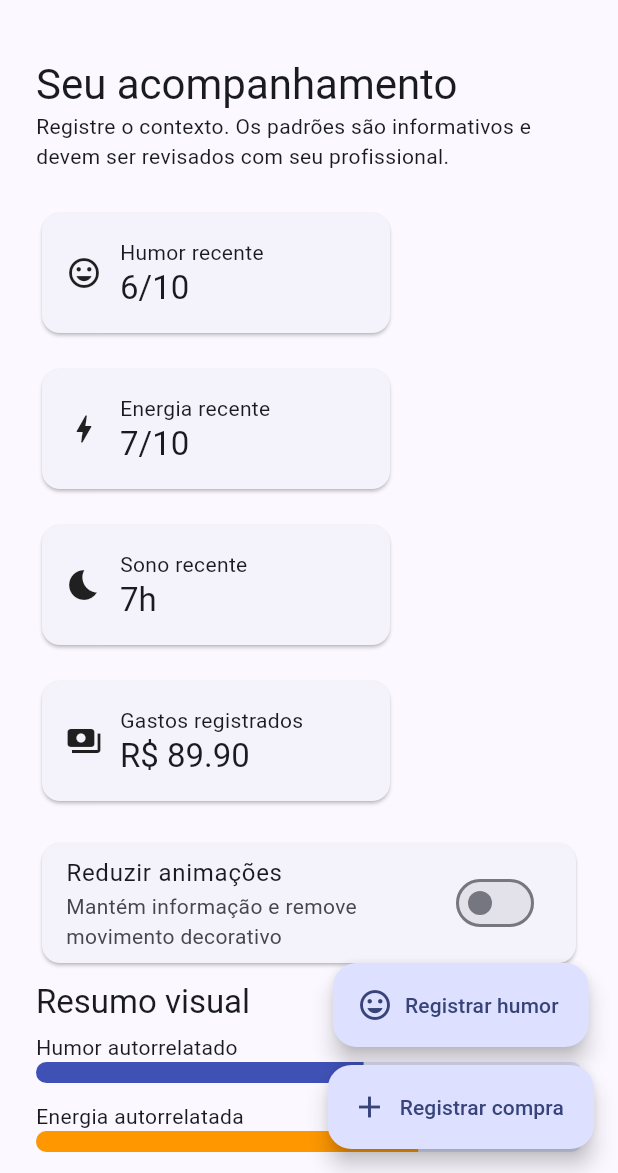
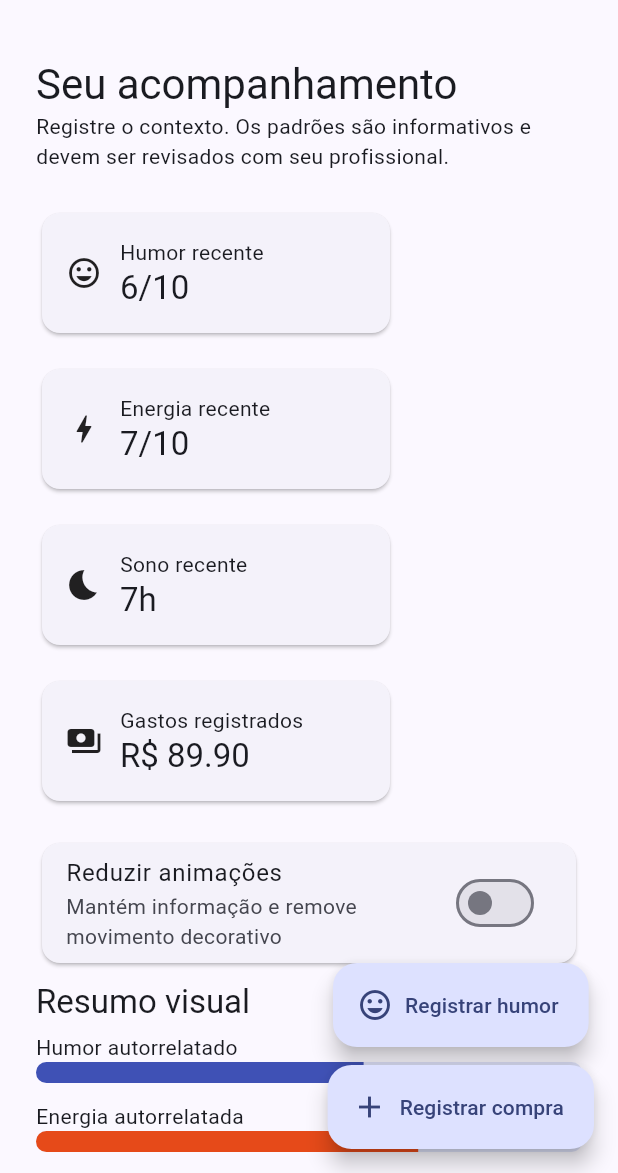
Before and after one commit to AloisioMagalhaes/bipolar-mood-spending-tracker, a Flutter app: the screen it shows after launch, on a phone screen of 412 x 824 dp, the part 63-1236 px from its top. Run offline on Flutter 3.47's test engine with Material 3 defaults, Android fonts, the phone set to English and light mode, and no system bars; our stand-ins replace shared_preferences.

Commit message:
fix(ux): improve contrast and publish release assets

```diff
--- a/lib/main.dart
+++ b/lib/main.dart
@@ -55,7 +55,7 @@ class _DashboardPageState extends State<DashboardPage> {
       const SizedBox(height: 20), Card(child: SwitchListTile(title: const Text('Reduzir animações'), subtitle: const Text('Mantém informação e remove movimento decorativo'), value: reduceMotion, onChanged: (v) => setState(() => reduceMotion = v))),
       const SizedBox(height: 8), Text('Resumo visual', style: Theme.of(context).textTheme.titleLarge),
       TrendBar(label: 'Humor autorrelatado', value: moods.first.mood / 10, color: Colors.indigo, animate: !reduceMotion),
-      TrendBar(label: 'Energia autorrelatada', value: moods.first.energy / 10, color: Colors.orange, animate: !reduceMotion),
+      TrendBar(label: 'Energia autorrelatada', value: moods.first.energy / 10, color: Colors.deepOrange.shade700, animate: !reduceMotion),
       const SizedBox(height: 20), Card(child: SwitchListTile(title: const Text('Compartilhamento consentido'), subtitle: Text(consentActive ? 'Ativo para revisão profissional' : 'Desativado'), value: consentActive, onChanged: _setConsent)),
       if (professionalLink != null) Card(child: ListTile(leading: const Icon(Icons.verified_user), title: const Text('Profissional vinculado'), subtitle: Text('Código ${professionalLink!.code} · acesso autorizado'), trailing: TextButton(onPressed: () => setState(() => professionalLink = null), child: const Text('Revogar')))),
       const SizedBox(height: 8), Text('Linha do tempo', style: Theme.of(context).textTheme.titleLarge),
```
Also changed, not shown: 2 other files.
